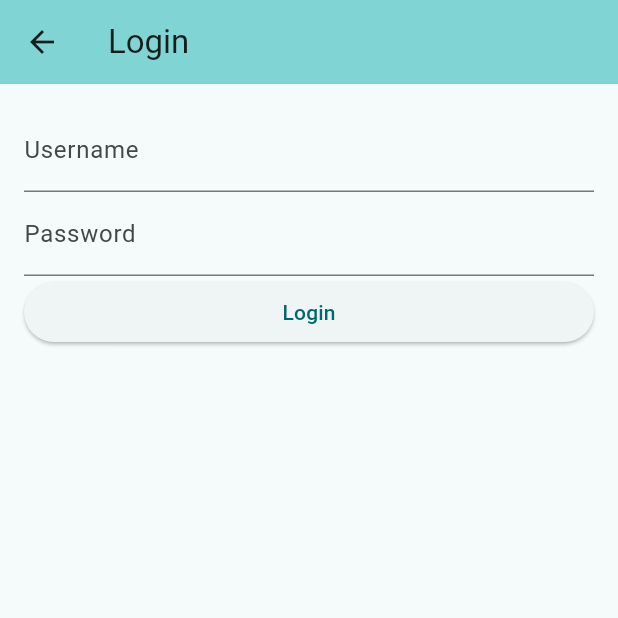
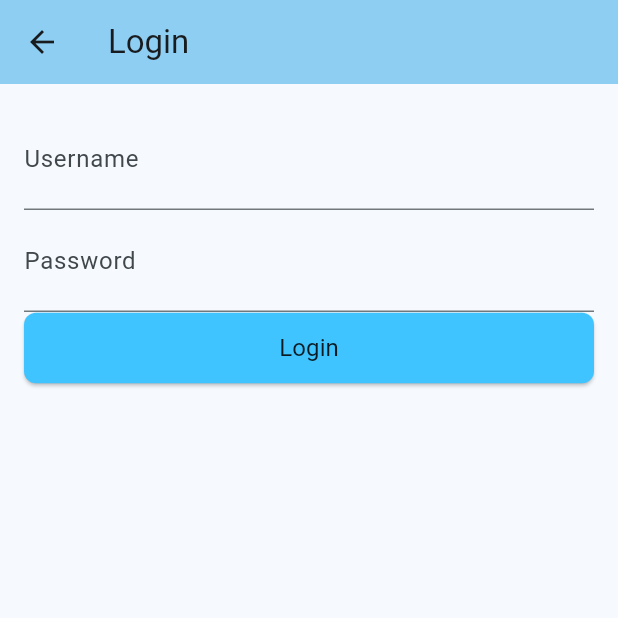
Before and after one commit to imthanhhai217/JuTodo, a Flutter app: the screen it shows after launch, after a tap on "Login", on a phone screen of 412 x 824 dp, the top half of it. Run offline on Flutter 3.47's test engine with Material 3 defaults, Android fonts, the phone set to English and light mode, and no system bars; network calls fail.

Commit message:
- Update style

```diff
--- /dev/null
+++ b/lib/themes/app_button_style.dart
@@ -0,0 +1,25 @@
+import 'package:flutter/material.dart';
+import 'package:ju_reminder/themes/app_color.dart';
+
+class AppButtonStyles {
+  static const double borderRadius = 8.0;
+  static const double paddingVertical = 12.0;
+  static const double paddingHorizontal = 16.0;
+
+  static final elevatePrimaryButtonStyle = ElevatedButton.styleFrom(
+    backgroundColor: AppColor.primary,
+    foregroundColor: Colors.black87,
+    padding: const EdgeInsets.symmetric(
+      vertical: paddingVertical,
+      horizontal: paddingHorizontal,
+    ),
+    shape: RoundedRectangleBorder(
+      borderRadius: BorderRadiusGeometry.circular(borderRadius),
+    ),
+  );
+
+  static final elevateWhiteButtonStyle = elevatePrimaryButtonStyle.copyWith(
+    backgroundColor: WidgetStatePropertyAll(Colors.white),
+    foregroundColor: WidgetStatePropertyAll(Colors.black)
+  );
+}
--- /dev/null
+++ b/lib/themes/app_color.dart
@@ -0,0 +1,5 @@
+import 'package:flutter/material.dart';
+
+class AppColor {
+  static const primary = Colors.lightBlueAccent;
+}
--- /dev/null
+++ b/lib/themes/app_typography.dart
@@ -0,0 +1,6 @@
+import 'package:flutter/material.dart';
+
+class AppTypography {
+  static const title = TextStyle(fontSize: 24, fontWeight: FontWeight.bold);
+  static const body = TextStyle(fontSize: 16, fontWeight: FontWeight.normal);
+}
--- /dev/null
+++ b/lib/themes/theme.dart
@@ -0,0 +1,14 @@
+import 'package:flutter/material.dart';
+import 'package:ju_reminder/themes/app_button_style.dart';
+
+import 'app_color.dart';
+
+class AppTheme {
+  static ThemeData lightTheme = ThemeData(
+    useMaterial3: true,
+    colorScheme: ColorScheme.fromSeed(seedColor: AppColor.primary),
+    elevatedButtonTheme: ElevatedButtonThemeData(
+      style: AppButtonStyles.elevatePrimaryButtonStyle,
+    ),
+  );
+}
--- a/lib/ui/home/home_page.dart
+++ b/lib/ui/home/home_page.dart
@@ -1,5 +1,6 @@
 import 'package:flutter/material.dart';
 import 'package:ju_reminder/constants/routers.dart';
+import 'package:ju_reminder/themes/app_button_style.dart';
 
 import '../../MyTextView.dart';
 import '../../constants/constants.dart';
@@ -43,7 +44,10 @@ class _MyHomePageState extends State<MyHomePage> {
                 children: [
                   profileRow(userName: _userName),
                   SizedBox(height: kDefaultMargin),
-                  ElevatedButton(
+                  SizedBox(
+                    width: double.infinity,
+                    child: ElevatedButton(
+                      style: AppButtonStyles.elevateWhiteButtonStyle,
                       onPressed: () {
                         setState(() {
                           _isLoggedIn = false;
@@ -52,9 +56,12 @@ class _MyHomePageState extends State<MyHomePage> {
                       },
                       child: Text("Logout"),
                     ),
+                  ),
                 ],
               )
-            : ElevatedButton(
+            : SizedBox(
+                width: double.infinity,
+                child: ElevatedButton(
                   onPressed: () async {
                     final result = await Navigator.pushNamed(context, rLogin);
                     if (result != null && result is String) {
@@ -65,6 +72,7 @@ class _MyHomePageState extends State<MyHomePage> {
                     }
                   },
                   child: Text("Login"),
+                ),
               ),
       ),
       floatingActionButton: FloatingActionButton(
--- a/lib/ui/login/login_page.dart
+++ b/lib/ui/login/login_page.dart
@@ -1,6 +1,7 @@
 import 'package:flutter/material.dart';
 import 'package:ju_reminder/constants/constants.dart';
 import 'package:ju_reminder/constants/validator.dart';
+import 'package:ju_reminder/themes/app_typography.dart';
 
 class LoginScreen extends StatefulWidget {
   const LoginScreen({super.key});
@@ -35,6 +36,7 @@ class _LoginScreenState extends State<LoginScreen> {
           child: Column(
             children: [
               TextFormField(
+                style: AppTypography.title,
                 decoration: InputDecoration(labelText: "Username"),
                 keyboardType: TextInputType.text,
                 validator: Validator.validatorEmail,
@@ -43,8 +45,10 @@ class _LoginScreenState extends State<LoginScreen> {
                 },
               ),
               TextFormField(
+                style: AppTypography.title,
                 decoration: InputDecoration(labelText: "Password"),
                 keyboardType: TextInputType.text,
+                obscureText: true,
                 validator: Validator.validatorPassword,
                 onSaved: (newValue) {
                   _password = newValue ?? "";
@@ -72,7 +76,7 @@ class _LoginScreenState extends State<LoginScreen> {
                       }
                     }
                   },
-                  child: Text("Login"),
+                  child: Text("Login", style: AppTypography.body),
                 ),
               ),
             ],
--- a/lib/ui/main.dart
+++ b/lib/ui/main.dart
@@ -6,6 +6,7 @@ import 'package:ju_reminder/ui/login/login_page.dart';
 import 'package:ju_reminder/ui/splash/splash_screen.dart';
 
 import '../constants/constants.dart';
+import '../themes/theme.dart';
 import 'home/home_page.dart';
 
 const TAG = "JuReminder: ";
@@ -24,7 +25,7 @@ class MyApp extends StatelessWidget {
   @override
   Widget build(BuildContext context) {
     return MaterialApp(
-      theme: ThemeData(colorScheme: .fromSeed(seedColor: Colors.cyanAccent)),
+      theme: AppTheme.lightTheme,
       debugShowCheckedModeBanner: false,
       home: const SplashScreen(),
       routes: {
```
Lines whose indentation alone changed are shown as unchanged.
